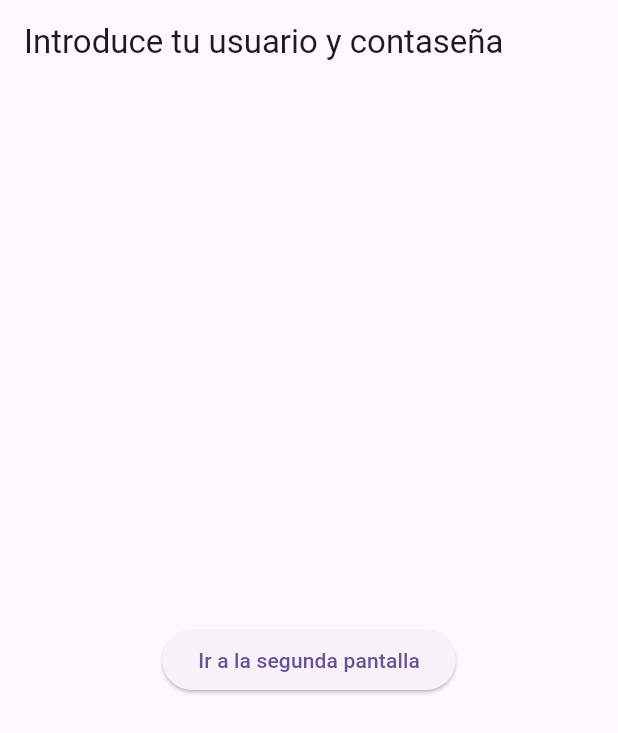
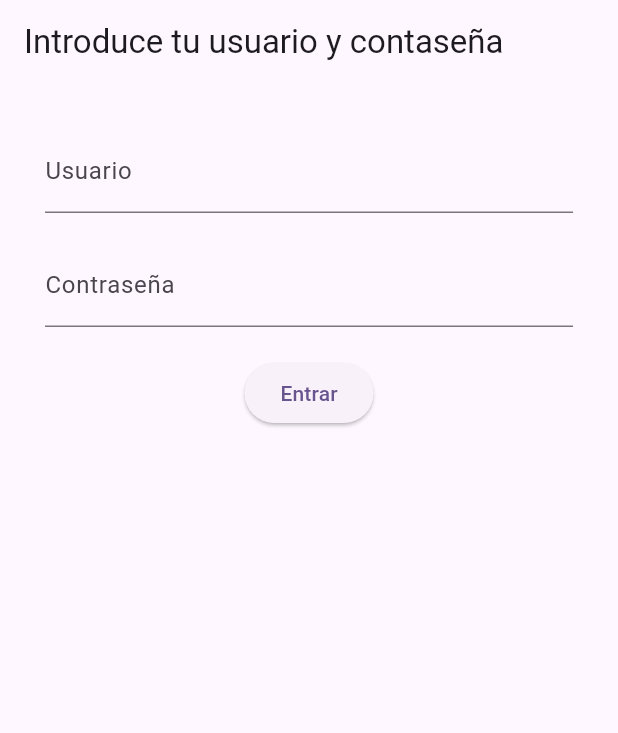
Before and after one commit to Monica-Luna/PracticaLoginPassword, a Flutter app: the screen it shows after launch, on a phone screen of 412 x 824 dp. Shown: the top 733 px of the screen. Run offline on Flutter 3.47's test engine with Material 3 defaults, Android fonts, the phone set to English and light mode, and no system bars.

Commit message:
En Screen1 dos TextFormField con controller cada uno

```diff
--- a/practica_login_password/lib/presentation/screens/screen1.dart
+++ b/practica_login_password/lib/presentation/screens/screen1.dart
@@ -2,21 +2,70 @@ import 'package:flutter/material.dart';
 import 'package:practica_login_password/presentation/screens/screen2.dart';
 
 class Screen1 extends StatelessWidget {
+   final user = TextEditingController();
+   final password = TextEditingController();
 
-  const Screen1({super.key});
+  Screen1({super.key});
 
   @override
   Widget build(BuildContext context) {
     return Scaffold(
       appBar: AppBar(title: Text("Introduce tu usuario y contaseña")),
       body: Center(
-        child: ElevatedButton(
-          onPressed: () {
-            Navigator.of(context).push(
-              MaterialPageRoute(builder: (_) => Screen2()),
-            );
-          },
-          child: Text("Ir a la segunda pantalla"),
+          child: Padding(
+            padding: EdgeInsets.all(30),
+
+            child: Column(
+
+            children: [
+              TextFormField(
+                controller: user,
+                decoration: InputDecoration(labelText: "Usuario"),
+              ),
+
+              SizedBox(height: 20),
+
+              TextFormField(
+                controller: password,
+                decoration: InputDecoration(labelText: "Contraseña"),
+              ),
+
+              SizedBox(height: 20),
+
+              ElevatedButton(
+                onPressed: () {
+                  if (user.text == password.text) {
+                    final user1 = user.text;
+
+                    user.clear();
+                    password.clear();
+
+                    Navigator.of(context).push(
+                      MaterialPageRoute(
+                        builder: (_) => Screen2(),
+                      ),
+                    );
+
+                  } else {
+                    showDialog(
+                      context: context,
+                      builder: (_) => AlertDialog(
+                        title: Text("Error"),
+                        content: Text("Usuario y contraseña NO coinciden"),
+                        actions: [
+                          TextButton(
+                            child: Text("OK"),
+                            onPressed: () => Navigator.pop(context),
+                          )
+                        ],
+                      ),
+                    );
+                  }
+                },
+                child: Text("Entrar"),
+              ),
+            ],
+          ),
         ),
       ),
     );
```
